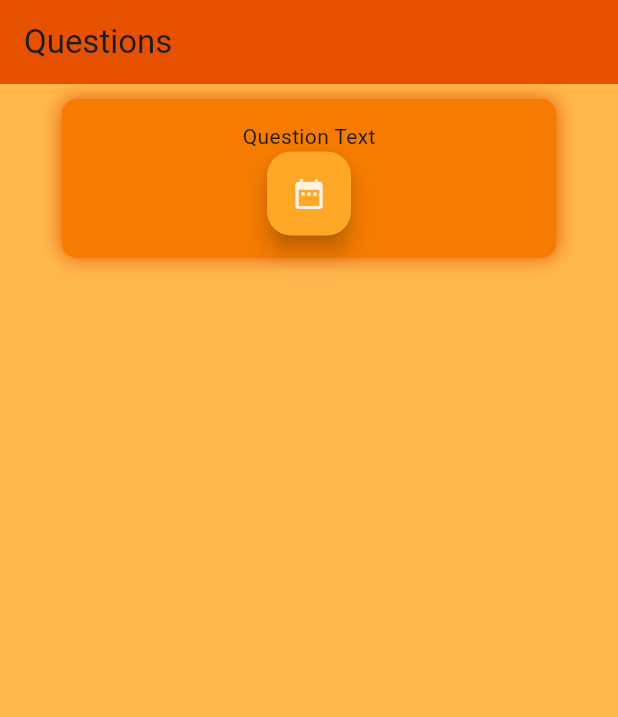
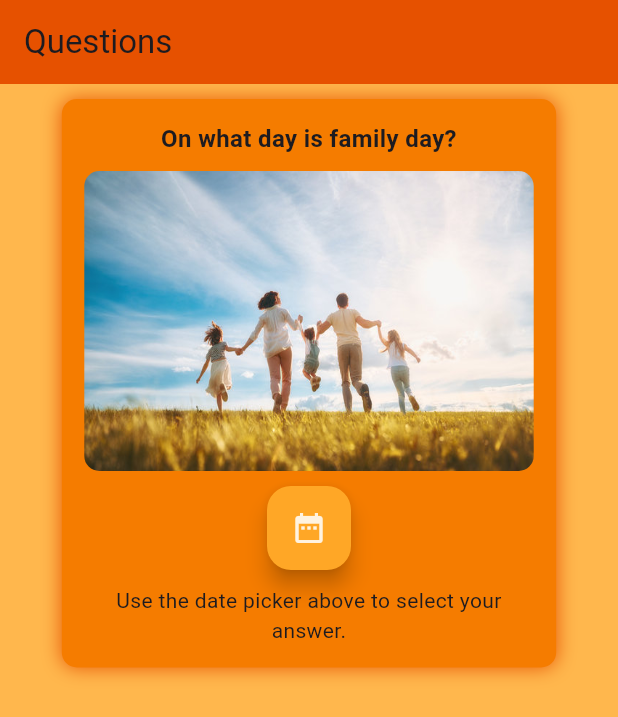
Before and after one commit to De4nWhit3/flutter_task12, a Flutter app: the screen it shows after launch, on a phone screen of 412 x 824 dp. Shown: the top 717 px of the screen. Run offline on Flutter 3.47's test engine with Material 2 defaults, Android fonts, the light colour scheme and no system bars.

Commit message:
finished styling for the date question

```diff
--- a/lib/data/question.dart
+++ b/lib/data/question.dart
@@ -6,14 +6,15 @@ class Question {
   final String category;
   final String imgURL;
   final String type; // radio, date, text, or switch
+  final String hint;
 
-  Question({
-    required this.questionText,
-    required this.answers,
-    required this.category,
-    required this.imgURL,
-    required this.type,
-  });
+  Question(
+      {required this.questionText,
+      required this.answers,
+      required this.category,
+      required this.imgURL,
+      required this.type,
+      required this.hint});
 
   (String, String, String) getQuestionInfo() {
     return (
--- a/lib/main.dart
+++ b/lib/main.dart
@@ -36,7 +36,7 @@
 
     switch (currentScreen) {
       case (Screens.questionScreen):
-        return const QuestionScreen();
+        return QuestionScreen();
       default:
         return const Placeholder();
     }
--- a/lib/screens/question_screen.dart
+++ b/lib/screens/question_screen.dart
@@ -1,9 +1,23 @@
 import 'package:flutter/material.dart';
+import 'package:task_f6/data/answer.dart';
+
+import '../data/question.dart';
 
 class QuestionScreen extends StatelessWidget {
-  const QuestionScreen({
+  final List<Question> questions = [];
+  QuestionScreen({
     super.key,
-  });
+  }) {
+    questions.add(
+      Question(
+          questionText: 'On what day is family day?',
+          answers: [Answer(answer: 'SomeDate', isCorrect: true)],
+          category: 'Public Holidays',
+          imgURL: 'assets/family.jpg',
+          type: 'date',
+          hint: 'Use the date picker above to select your answer.'),
+    );
+  }
 
   @override
   Widget build(BuildContext context) {
@@ -19,7 +33,24 @@ class QuestionScreen extends StatelessWidget {
           bottom: 10,
         ),
         child: Center(
-          child: Column(
+          child: DateQuestionWidget(question: questions[0]),
+        ),
+      ),
+    );
+  }
+}
+
+class DateQuestionWidget extends StatelessWidget {
+  const DateQuestionWidget({
+    super.key,
+    required this.question,
+  });
+
+  final Question question;
+
+  @override
+  Widget build(BuildContext context) {
+    return Column(
       children: [
         Container(
           padding: const EdgeInsets.all(15),
@@ -36,7 +67,34 @@ class QuestionScreen extends StatelessWidget {
           width: MediaQuery.of(context).size.width * 0.8,
           child: Column(
             children: [
-                    const Text('Question Text'),
+              Text(
+                question.questionText,
+                textAlign: TextAlign.center,
+                style: const TextStyle(
+                  fontSize: 16,
+                  fontWeight: FontWeight.bold,
+                ),
+              ),
+              const SizedBox(
+                height: 10,
+              ),
+              Container(
+                decoration: BoxDecoration(
+                  borderRadius: BorderRadius.circular(10),
+                ),
+                height: 200,
+                width: 300,
+                clipBehavior: Clip.antiAlias,
+                child: Image(
+                  image: AssetImage(question.imgURL),
+                  fit: BoxFit.fill,
+                  height: double.infinity,
+                  width: double.infinity,
+                ),
+              ),
+              const SizedBox(
+                height: 10,
+              ),
               Builder(
                 builder: (context) => FloatingActionButton(
                   foregroundColor: Colors.orange.shade50,
@@ -54,13 +112,17 @@ class QuestionScreen extends StatelessWidget {
                   ),
                 ),
               ),
+              const SizedBox(
+                height: 10,
+              ),
+              Text(
+                question.hint,
+                textAlign: TextAlign.center,
+              ),
             ],
           ),
         ),
       ],
-          ),
-        ),
-      ),
     );
   }
 }
--- a/pubspec.yaml
+++ b/pubspec.yaml
@@ -59,8 +59,8 @@ flutter:
   uses-material-design: true
 
   # To add assets to your application, add an assets section, like this:
-  # assets:
-  #   - images/a_dot_burr.jpeg
+  assets:
+    - assets/family.jpg
   #   - images/a_dot_ham.jpeg
 
   # An image asset can refer to one or more resolution-specific "variants", see
```
Also changed, not shown: assets/family.jpg (added). Lines whose indentation alone changed are shown as unchanged.
